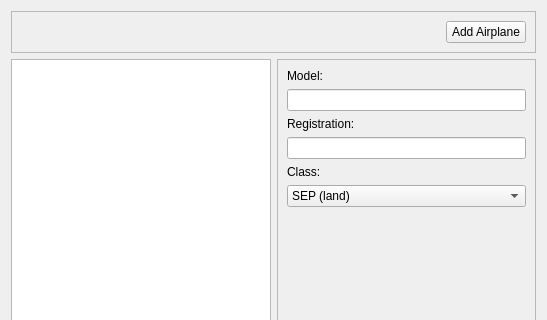
The window that ui/WAirplanes.ui (zivlakmilos/pilot-log) describes before a commit, drawn with Qt 5; both pictures show x 0 to 547 and y 0 to 320 of the 547 by 627 pixel window.
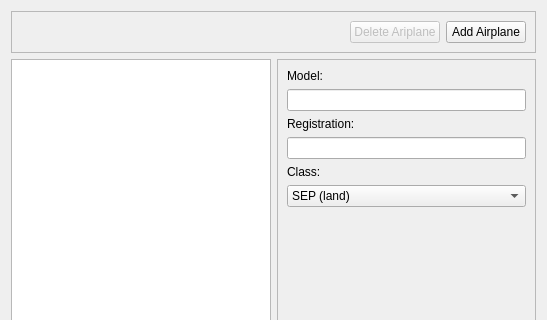
The same window after the commit. Icons and pictures are not drawn.

Commit message: Airplanes form implementing CRUD

```diff
--- a/ui/WAirplanes.ui
+++ b/ui/WAirplanes.ui
@@ -36,6 +36,19 @@
         </property>
        </spacer>
       </item>
+      <item>
+       <widget class="QPushButton" name="btnDelete">
+        <property name="enabled">
+         <bool>false</bool>
+        </property>
+        <property name="text">
+         <string>Delete Ariplane</string>
+        </property>
+        <property name="icon">
+         <iconset theme="QIcon::ThemeIcon::EditDelete"/>
+        </property>
+       </widget>
+      </item>
       <item>
        <widget class="QPushButton" name="btnAdd">
         <property name="text">
```
Left out of the diff: 12 changed lines with no effect on the pictures. The commit also changes 2 other files.
